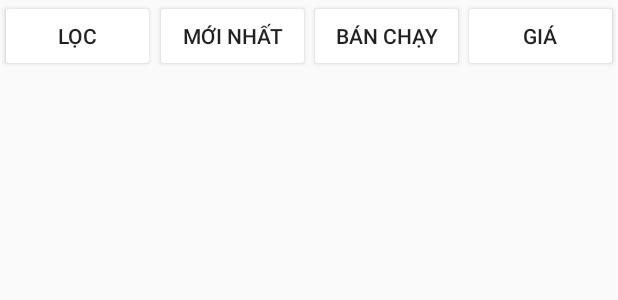
After one commit to phanminhhoang2110/Android-Final-Project, an Android app: the layout activity_customer_view_product.xml on its own in the app's theme, with its tools: preview values and no code run, on a phone screen of 412 x 824 dp. The commit adds this screen. Shown: the top 300 px of the screen. Run offline under Robolectric (Android 15) with nearby library versions, the phone set to English and light mode, and no system bars.

Commit message:
design man hinh my cart va customer view product

```diff
--- a/app/src/main/AndroidManifest.xml
+++ b/app/src/main/AndroidManifest.xml
@@ -9,6 +9,11 @@
         android:roundIcon="@mipmap/ic_launcher_round"
         android:supportsRtl="true"
         android:theme="@style/AppTheme">
+        <activity android:name=".activity.ActivityMyCart">
+        </activity>
+        <activity android:name=".activity.ActivityCustomerViewProduct">
+
+        </activity>
         <activity android:name=".MainActivity">
             <intent-filter>
                 <action android:name="android.intent.action.MAIN" />
--- /dev/null
+++ b/app/src/main/res/layout/activity_customer_view_product.xml
@@ -0,0 +1,61 @@
+<?xml version="1.0" encoding="utf-8"?>
+<androidx.constraintlayout.widget.ConstraintLayout xmlns:android="http://schemas.android.com/apk/res/android"
+    xmlns:app="http://schemas.android.com/apk/res-auto"
+    xmlns:tools="http://schemas.android.com/tools"
+    android:layout_width="match_parent"
+    android:layout_height="match_parent"
+    tools:context=".activity.ActivityCustomerViewProduct">
+
+    <Button
+        android:id="@+id/button2"
+        android:layout_width="103dp"
+        android:layout_height="wrap_content"
+        android:backgroundTint="#FFFFFF"
+        android:text="Mới nhất"
+        app:layout_constraintBottom_toBottomOf="parent"
+        app:layout_constraintEnd_toEndOf="parent"
+        app:layout_constraintHorizontal_bias="0.334"
+        app:layout_constraintStart_toStartOf="parent"
+        app:layout_constraintTop_toTopOf="parent"
+        app:layout_constraintVertical_bias="0.0" />
+
+    <Button
+        android:id="@+id/button4"
+        android:layout_width="103dp"
+        android:layout_height="wrap_content"
+        android:backgroundTint="#FFFFFF"
+        android:text="Giá"
+        app:layout_constraintBottom_toBottomOf="parent"
+        app:layout_constraintEnd_toEndOf="parent"
+        app:layout_constraintHorizontal_bias="1.0"
+        app:layout_constraintStart_toStartOf="parent"
+        app:layout_constraintTop_toTopOf="parent"
+        app:layout_constraintVertical_bias="0.0" />
+
+    <Button
+        android:id="@+id/button"
+        android:layout_width="103dp"
+        android:layout_height="wrap_content"
+        android:backgroundTint="#FFFFFF"
+        android:text="Lọc"
+        app:layout_constraintBottom_toBottomOf="parent"
+        app:layout_constraintEnd_toEndOf="parent"
+        app:layout_constraintHorizontal_bias="0.0"
+        app:layout_constraintStart_toStartOf="parent"
+        app:layout_constraintTop_toTopOf="parent"
+        app:layout_constraintVertical_bias="0.0" />
+
+    <Button
+        android:id="@+id/button3"
+        android:layout_width="103dp"
+        android:layout_height="wrap_content"
+        android:backgroundTint="#FFFFFF"
+        android:text="Bán chạy"
+        app:layout_constraintBottom_toBottomOf="parent"
+        app:layout_constraintEnd_toEndOf="parent"
+        app:layout_constraintHorizontal_bias="0.668"
+        app:layout_constraintStart_toStartOf="parent"
+        app:layout_constraintTop_toTopOf="parent"
+        app:layout_constraintVertical_bias="0.0" />
+
+</androidx.constraintlayout.widget.ConstraintLayout>
--- /dev/null
+++ b/app/src/main/res/layout/search_cutomer_view_product.xml
@@ -0,0 +1,5 @@
+<?xml version="1.0" encoding="utf-8"?>
+<SearchView xmlns:android="http://schemas.android.com/apk/res/android"
+    android:layout_width="match_parent"
+    android:layout_height="wrap_content"
+    android:maxWidth="200dp" />
--- a/app/src/main/res/values/styles.xml
+++ b/app/src/main/res/values/styles.xml
@@ -2,7 +2,7 @@
     <!-- Base application theme. -->
     <style name="AppTheme" parent="Theme.AppCompat.Light.DarkActionBar">
         <!-- Customize your theme here. -->
-        <item name="colorPrimary">@color/colorPrimary</item>
+        <item name="colorPrimary">#CC189EFF</item>
         <item name="colorPrimaryDark">@color/colorPrimaryDark</item>
         <item name="colorAccent">@color/colorAccent</item>
     </style>
```
Also changed, not shown: app/src/main/java/com/example/h3t_project/activity/ActivityCustomerViewProduct.java (added, +28 -0 lines), app/src/main/java/com/example/h3t_project/activity/ActivityMyCart.java (added, +19 -0 lines), app/src/main/res/layout/activity_my_cart.xml (added, +21 -0 lines), app/src/main/res/layout/item_customer_view_product.xml (added, +44 -0 lines), app/src/main/res/layout/item_my_cart.xml (added, +82 -0 lines), app/src/main/res/menu/menu_customer_view_product.xml (added, +19 -0 lines), app/src/main/res/drawable-v24/ic_shopping_cart.png (added).
